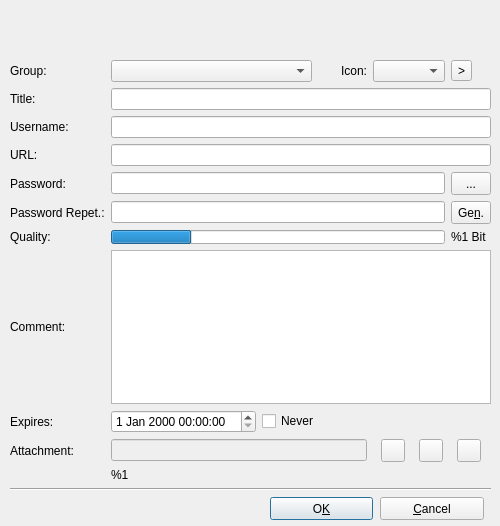
This is src/forms/EditEntryDlg.ui in thooge/keepassx1 as Qt 5 draws it before an edit. The edited form follows.
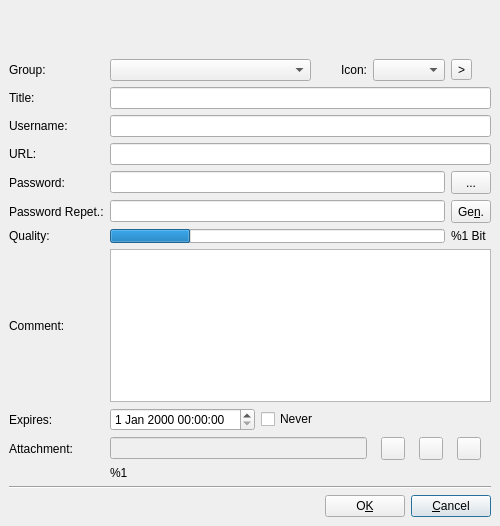
This is the edited form. Icons and pictures are not drawn.

The edit to the form file:
```diff
--- a/src/forms/EditEntryDlg.ui
+++ b/src/forms/EditEntryDlg.ui
@@ -38,68 +38,30 @@
   <property name="modal" >
    <bool>true</bool>
   </property>
-  <widget class="QPushButton" name="ButtonOK" >
-   <property name="geometry" >
-    <rect>
-     <x>270</x>
-     <y>497</y>
-     <width>103</width>
-     <height>23</height>
-    </rect>
+  <layout class="QGridLayout" >
+   <property name="margin" >
+    <number>9</number>
    </property>
-   <property name="text" >
-    <string>O&amp;K</string>
+   <property name="spacing" >
+    <number>6</number>
    </property>
-   <property name="shortcut" >
-    <string>Alt+K</string>
-   </property>
-  </widget>
-  <widget class="QPushButton" name="ButtonCancel" >
-   <property name="geometry" >
-    <rect>
-     <x>380</x>
-     <y>497</y>
-     <width>104</width>
-     <height>23</height>
-    </rect>
-   </property>
-   <property name="text" >
-    <string>&amp;Cancel</string>
-   </property>
-   <property name="shortcut" >
-    <string>Alt+C</string>
-   </property>
-  </widget>
-  <widget class="QLabel" name="Banner" >
-   <property name="geometry" >
-    <rect>
-     <x>0</x>
-     <y>0</y>
-     <width>500</width>
+   <item row="0" column="0" >
+    <spacer>
+     <property name="orientation" >
+      <enum>Qt::Vertical</enum>
+     </property>
+     <property name="sizeType" >
+      <enum>QSizePolicy::Fixed</enum>
+     </property>
+     <property name="sizeHint" >
+      <size>
+       <width>20</width>
      <height>50</height>
-    </rect>
-   </property>
-   <property name="sizePolicy" >
-    <sizepolicy>
-     <hsizetype>7</hsizetype>
-     <vsizetype>5</vsizetype>
-     <horstretch>0</horstretch>
-     <verstretch>0</verstretch>
-    </sizepolicy>
-   </property>
-   <property name="scaledContents" >
-    <bool>true</bool>
-   </property>
-  </widget>
-  <widget class="QWidget" name="layoutWidget" >
-   <property name="geometry" >
-    <rect>
-     <x>10</x>
-     <y>60</y>
-     <width>481</width>
-     <height>431</height>
-    </rect>
-   </property>
+      </size>
+     </property>
+    </spacer>
+   </item>
+   <item row="1" column="0" colspan="3" >
    <layout class="QGridLayout" >
     <property name="margin" >
      <number>0</number>
@@ -390,7 +352,41 @@
      </widget>
     </item>
    </layout>
-  </widget>
+   </item>
+   <item row="2" column="2" >
+    <widget class="QPushButton" name="ButtonCancel" >
+     <property name="text" >
+      <string>&amp;Cancel</string>
+     </property>
+     <property name="shortcut" >
+      <string>Alt+C</string>
+     </property>
+    </widget>
+   </item>
+   <item row="2" column="1" >
+    <widget class="QPushButton" name="ButtonOK" >
+     <property name="text" >
+      <string>O&amp;K</string>
+     </property>
+     <property name="shortcut" >
+      <string>Alt+K</string>
+     </property>
+    </widget>
+   </item>
+   <item row="2" column="0" >
+    <spacer>
+     <property name="orientation" >
+      <enum>Qt::Horizontal</enum>
+     </property>
+     <property name="sizeHint" >
+      <size>
+       <width>40</width>
+       <height>20</height>
+      </size>
+     </property>
+    </spacer>
+   </item>
+  </layout>
  </widget>
  <layoutdefault spacing="6" margin="11" />
  <pixmapfunction></pixmapfunction>
```
Lines whose indentation alone changed are shown as unchanged.
